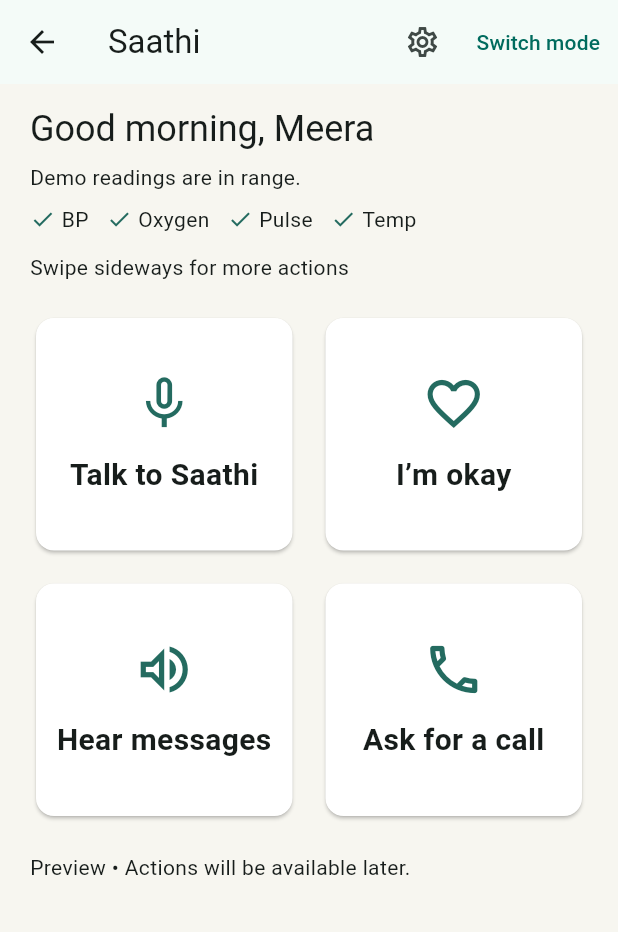
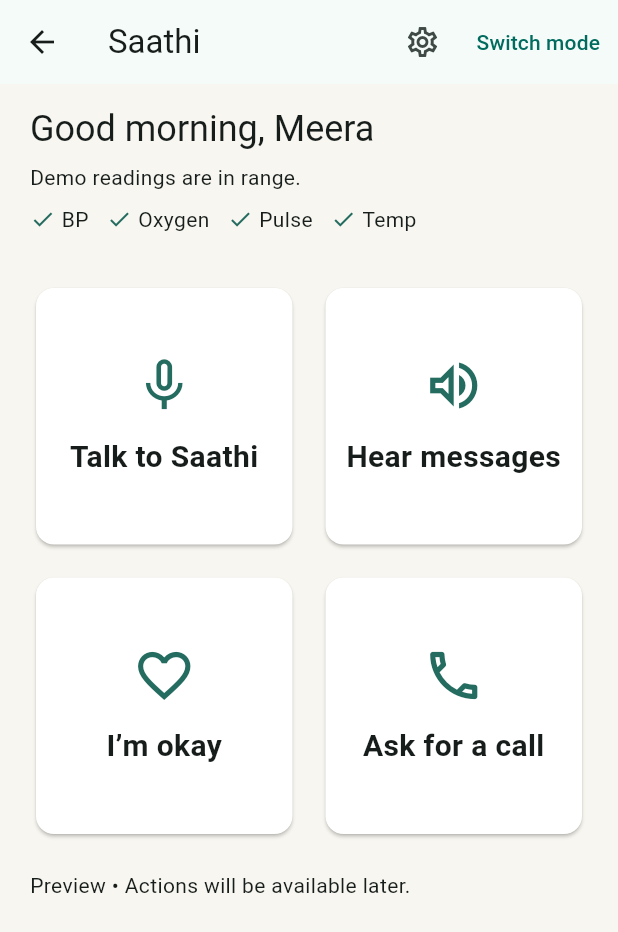
Before and after one commit to teem-vortex/saathi, a Flutter app: the screen it shows after launch, after a tap on "Elder mode", on a phone screen of 412 x 824 dp. Shown: the top 932 px of the screen. Run offline on Flutter 3.47's test engine with Material 3 defaults, Android fonts, the phone set to English and light mode, and no system bars; our stand-ins replace material_ui, shared_preferences.

Commit message:
project base init

```diff
--- a/lib/main.dart
+++ b/lib/main.dart
@@ -353,15 +353,10 @@ class _ModePageState extends State<ModePage> {
               builder: (context, constraints) => ListView(
                 children: [
                   ElderOverview(language: language),
-                  Padding(
-                    padding: const EdgeInsets.symmetric(horizontal: 20),
-                    child: Text(t[9]),
-                  ),
-                  SizedBox(
-                    height: 380,
-                    child: GridView.builder(
+                  GridView.builder(
+                    shrinkWrap: true,
+                    physics: const NeverScrollableScrollPhysics(),
                     padding: const EdgeInsets.all(20),
-                      scrollDirection: Axis.horizontal,
                     gridDelegate: SliverGridDelegateWithFixedCrossAxisCount(
                       crossAxisCount: 2,
                       mainAxisSpacing: 14,
@@ -403,7 +398,6 @@ class _ModePageState extends State<ModePage> {
                                 ),
                               ),
                             ],
-                            ),
                           ),
                         ),
                       ),
```
Also changed, not shown: 4 other files. Lines whose indentation alone changed are shown as unchanged.
